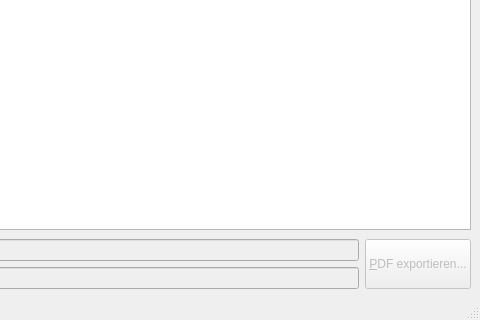
The window that forms/archivviewer.ui (crispinus2/archivviewer) describes before a commit, drawn with Qt 5; both pictures show x 347 to 827 and y 337 to 657 of the 827 by 657 pixel window.
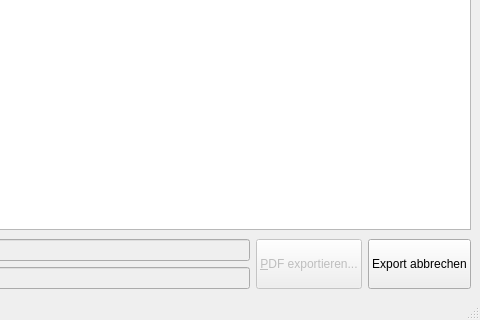
The same window after the commit. Icons and pictures are not drawn.

Commit message: Move complete export code into separate thread. Allow user to cancel export.

```diff
--- a/forms/archivviewer.ui
+++ b/forms/archivviewer.ui
@@ -284,6 +284,19 @@
          </property>
         </widget>
        </item>
+       <item>
+        <widget class="QPushButton" name="cancelExport">
+         <property name="sizePolicy">
+          <sizepolicy hsizetype="Minimum" vsizetype="Preferred">
+           <horstretch>0</horstretch>
+           <verstretch>0</verstretch>
+          </sizepolicy>
+         </property>
+         <property name="text">
+          <string>Export abbrechen</string>
+         </property>
+        </widget>
+       </item>
       </layout>
      </widget>
     </item>
```
The commit also changes 2 other files.
